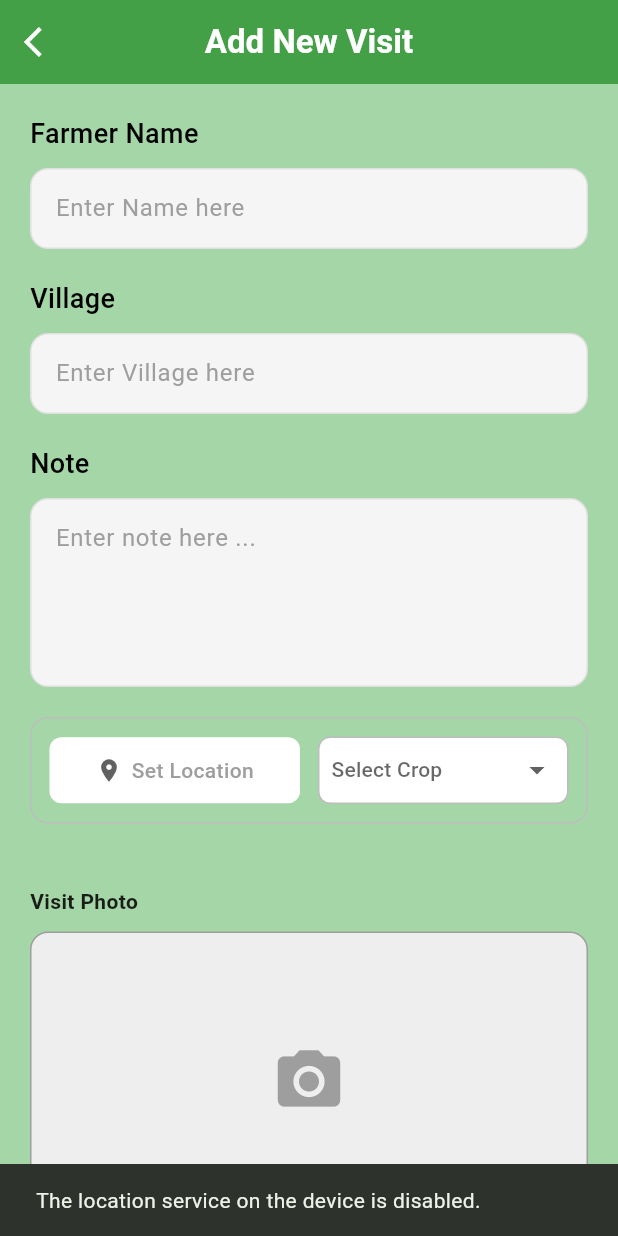
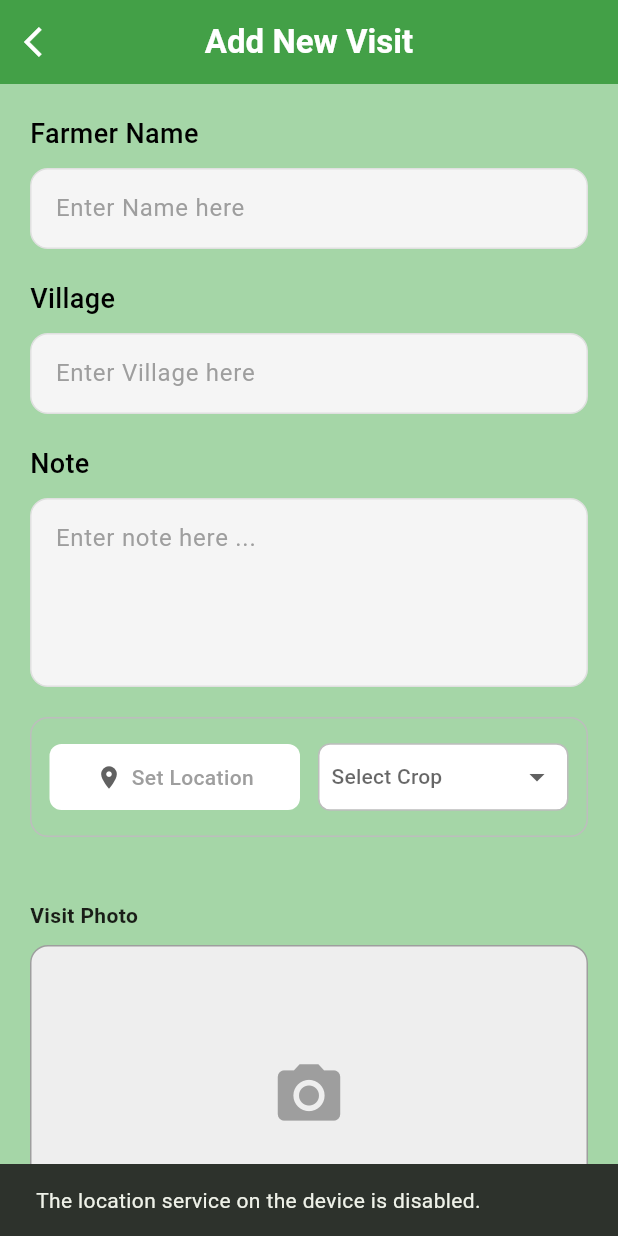
Before and after one commit to amollokhande1234/farm-visit-app, a Flutter app: the AddVisitScreen screen opened directly, after a tap on "Set Location", on a phone screen of 412 x 824 dp. Run offline on Flutter 3.47's test engine with Material 3 defaults, Android fonts, the phone set to English and light mode, and no system bars; our stand-ins replace bloc, cloud_firestore, connectivity_plus, firebase_core, flutter_bloc, geocoding and 6 more; accounts and stored records are empty.

Commit message:
Release APK Updated

```diff
--- a/lib/features/home/screens/add_visit_screen.dart
+++ b/lib/features/home/screens/add_visit_screen.dart
@@ -34,6 +34,9 @@ class _AddVisitScreenState extends State<AddVisitScreen> {
 
   String lat = "";
   String long = "";
+  bool hasLocation = false;
+
+  String address = '';
 
   final List<String> _crops = ['Wheat', 'Rice', 'Corn', 'Other'];
 
@@ -121,12 +124,29 @@ class _AddVisitScreenState extends State<AddVisitScreen> {
 
                 const SizedBox(height: 20),
 
-                BlocConsumer<LocationCubit, LocationState>(
+                Column(
+                  crossAxisAlignment: CrossAxisAlignment.start,
+                  children: [
+                    Container(
+                      padding: const EdgeInsets.all(12),
+                      decoration: BoxDecoration(
+                        borderRadius: BorderRadius.circular(12),
+                        border: Border.all(color: Colors.grey.shade400),
+                      ),
+                      height: 80,
+                      child: Row(
+                        children: [
+                          Expanded(
+                            child: GestureDetector(
+                              onTap: () {
+                                context.read<LocationCubit>().fetchLocation();
+                              },
+                              child: BlocConsumer<LocationCubit, LocationState>(
                                 listener: (context, state) {
                                   if (state is LocationError) {
-                      ScaffoldMessenger.of(
-                        context,
-                      ).showSnackBar(SnackBar(content: Text(state.message)));
+                                    ScaffoldMessenger.of(context).showSnackBar(
+                                      SnackBar(content: Text(state.message)),
+                                    );
                                   }
                                 },
                                 builder: (context, state) {
@@ -141,25 +161,7 @@ class _AddVisitScreenState extends State<AddVisitScreen> {
                                     long = state.position.longitude.toString();
                                   }
 
-                    return Column(
-                      crossAxisAlignment: CrossAxisAlignment.start,
-                      children: [
-                        Container(
-                          padding: const EdgeInsets.all(12),
-                          decoration: BoxDecoration(
-                            borderRadius: BorderRadius.circular(12),
-                            border: Border.all(color: Colors.grey.shade400),
-                          ),
-                          child: Row(
-                            children: [
-                              Expanded(
-                                child: GestureDetector(
-                                  onTap: () {
-                                    context
-                                        .read<LocationCubit>()
-                                        .fetchLocation();
-                                  },
-                                  child: Container(
+                                  return Container(
                                     padding: const EdgeInsets.symmetric(
                                       vertical: 12,
                                       horizontal: 8,
@@ -198,6 +200,8 @@ class _AddVisitScreenState extends State<AddVisitScreen> {
                                               ),
                                       ],
                                     ),
+                                  );
+                                },
                               ),
                             ),
                           ),
@@ -206,16 +210,14 @@ class _AddVisitScreenState extends State<AddVisitScreen> {
 
                           Expanded(
                             child: Container(
-                                  height: 45, // fixed height
+                              height: 45,
                               padding: const EdgeInsets.symmetric(
                                 horizontal: 8,
                               ),
                               decoration: BoxDecoration(
                                 borderRadius: BorderRadius.circular(8),
                                 color: Colors.white,
-                                    border: Border.all(
-                                      color: Colors.grey.shade400,
-                                    ),
+                                border: Border.all(color: Colors.grey.shade400),
                               ),
                               child: DropdownButtonHideUnderline(
                                 child: DropdownButton<String>(
@@ -230,9 +232,7 @@ class _AddVisitScreenState extends State<AddVisitScreen> {
                                       value: crop,
                                       child: Text(
                                         crop,
-                                            style: const TextStyle(
-                                              fontSize: 14,
-                                            ),
+                                        style: const TextStyle(fontSize: 14),
                                       ),
                                     );
                                   }).toList(),
@@ -273,9 +273,7 @@ class _AddVisitScreenState extends State<AddVisitScreen> {
                             const SizedBox(height: 4),
                             Text(
                               address,
-                                  style: TextStyle(
-                                    color: Colors.green.shade900,
-                                  ),
+                              style: TextStyle(color: Colors.green.shade900),
                             ),
                             const SizedBox(height: 8),
                             Text(
@@ -291,8 +289,6 @@ class _AddVisitScreenState extends State<AddVisitScreen> {
                       ),
                     ],
                   ],
-                    );
-                  },
                 ),
 
                 const SizedBox(height: 10),
```
Lines whose indentation alone changed are shown as unchanged.
